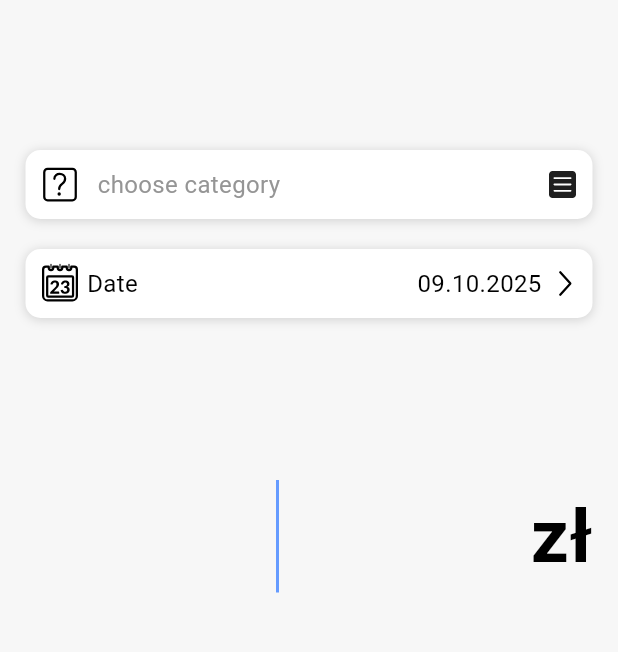
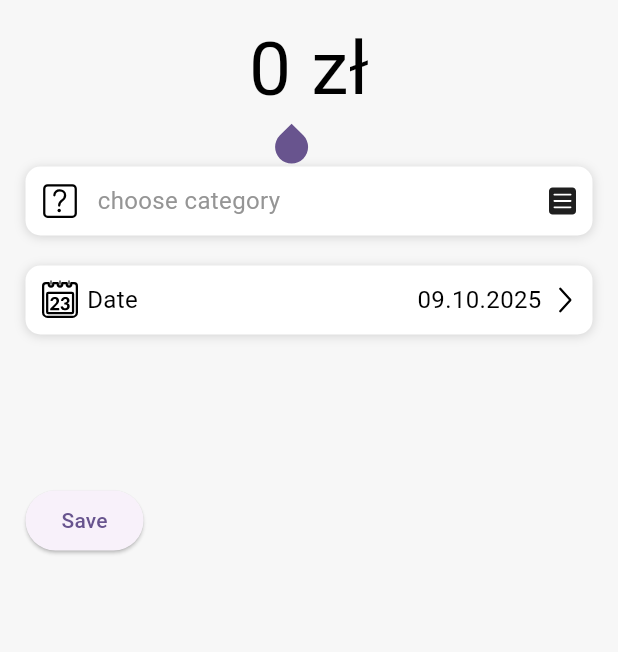
Before and after one commit to poleheshko/saveon_frontend, a Flutter app: the screen it shows after launch, on a phone screen of 412 x 824 dp, the part 84-736 px from its top. Run offline on Flutter 3.47's test engine with Material 3 defaults, Android fonts, the phone set to English and light mode, and no system bars; our stand-ins replace calendar_date_picker2, flutter_svg.

Commit message:
Finished AmountInput, + Added Callback to the ExpensePage

```diff
--- a/lib/expense_page.dart
+++ b/lib/expense_page.dart
@@ -1,6 +1,7 @@
 import 'package:flutter/cupertino.dart';
 import 'package:flutter/material.dart';
 
+import 'data/category_info.dart';
 import 'models/common/common_page.dart';
 import 'models/expense_page_models/amount_input.dart';
 import 'models/expense_page_models/date/choose_date_class.dart';
@@ -16,25 +17,47 @@ class ExpensePage extends StatefulWidget {
 }
 
 class _ExpensePageState extends State<ExpensePage> {
+  Category? selectedCategory;
+  DateTime selectedDate = DateTime.now();
+
   @override
   Widget build(BuildContext context) {
-    return CommonPage(
-      commonPageContent: [
-        SizedBox(width: double.infinity, height: 100),
+    return GestureDetector(
+      onTap: () {
+        // Zdejmij focus z dowolnego aktywnego TextFielda
+        FocusManager.instance.primaryFocus?.unfocus();
+      },
+      behavior: HitTestBehavior.translucent,
+      child: CommonPage(
+        commonPageContent: [
+          const AmountInput(),
+          const SizedBox(width: double.infinity, height: 20),
 
-        ChooseCategoryClass(),
+          ChooseCategoryClass(
+            onCategorySelected: (category) {
+              setState(() {
+                selectedCategory = category;
+              });
+            },
+          ),
+          const SizedBox(width: double.infinity, height: 20),
 
-        SizedBox(width: double.infinity, height: 20),
+          ChooseDateClass(
+            onDateSelected: (date) {
+              setState(() {
+                selectedDate = date;
+              });
+            },
+          ),
+          const SizedBox(width: double.infinity, height: 100),
 
-        ChooseDateClass(),
+          // test
+          ElevatedButton(onPressed: () {
+            print('Wybrana kategoria: ${selectedCategory?.categoryName}');
+            print('Wybrana data: ${selectedDate.toLocal()}');}, child: Text('Save'))
 
-        SizedBox(width: double.infinity, height: 100),
-
-        AmountInput(),
-
-        SizedBox(width: double.infinity, height: 100),
-
-      ],
+        ],
+      ),
     );
   }
 }
--- a/lib/models/expense_page_models/amount_input.dart
+++ b/lib/models/expense_page_models/amount_input.dart
@@ -1,5 +1,7 @@
 import 'package:flutter/cupertino.dart';
 import 'package:flutter/material.dart';
+import 'package:flutter/services.dart';
+import 'package:intl/intl.dart';
 
 class AmountInput extends StatefulWidget {
   const AmountInput({super.key});
@@ -11,47 +13,107 @@ class AmountInput extends StatefulWidget {
 class _AmountInputState extends State<AmountInput> {
   final TextEditingController _controller = TextEditingController();
   final FocusNode _focusNode = FocusNode();
+  final NumberFormat _formatter = NumberFormat('#,##0', 'en_US'); // bez .00
 
   @override
   void initState() {
     super.initState();
-    _focusNode.addListener(() {
-      setState(() {}); // odśwież UI, gdy focus się zmienia
-    });
+    _controller.text = '0';
   }
 
-  @override
-  void dispose() {
-    _controller.dispose();
-    _focusNode.dispose();
-    super.dispose();
+  String _formatInput(String input) {
+    // usuń przecinki
+    final cleaned = input.replaceAll(',', '');
+
+    // jeśli tylko ".", zostaw "0."
+    if (cleaned == '.') return '0.';
+
+    // jeśli zaczyna się od ".", dodaj "0"
+    if (cleaned.startsWith('.')) return '0$cleaned';
+
+    // jeśli kończy się na ".", zostaw kropkę
+    if (cleaned.endsWith('.')) {
+      final intPart = cleaned.substring(0, cleaned.length - 1);
+      if (intPart.isEmpty) return '0.';
+      final formattedInt = _formatter.format(int.parse(intPart));
+      return '$formattedInt.';
+    }
+
+    // jeśli liczba ma kropkę (część dziesiętną)
+    if (cleaned.contains('.')) {
+      final parts = cleaned.split('.');
+      final intPart = parts[0].isEmpty ? '0' : parts[0];
+      String decPart = parts.length > 1 ? parts[1] : '';
+
+      // 🧩 ogranicz do max 2 cyfr po przecinku
+      if (decPart.length > 2) {
+        decPart = decPart.substring(0, 2);
+      }
+
+      final formattedInt = _formatter.format(int.parse(intPart));
+      return decPart.isEmpty ? '$formattedInt.' : '$formattedInt.$decPart';
+    }
+
+    // zwykłe liczby całkowite
+    final num? parsed = num.tryParse(cleaned);
+    if (parsed == null) return input;
+    return _formatter.format(parsed);
   }
 
   @override
   Widget build(BuildContext context) {
-    return TextField(
+    return Center(
+      child: Row(
+        mainAxisAlignment: MainAxisAlignment.center,
+        children: [
+          IntrinsicWidth(
+            child: TextField(
               controller: _controller,
               focusNode: _focusNode,
-      keyboardType: TextInputType.number,
+              keyboardType:
+              const TextInputType.numberWithOptions(decimal: true),
+              inputFormatters: [
+                FilteringTextInputFormatter.allow(RegExp(r'[0-9.]')),
+              ],
+              onChanged: (value) {
+                // zapamiętaj pozycję kursora
+                final oldPos = _controller.selection.baseOffset;
+                final newText = _formatInput(value);
+
+                // tylko jeśli tekst faktycznie się zmienił
+                if (newText != value) {
+                  _controller.value = TextEditingValue(
+                    text: newText,
+                    selection: TextSelection.collapsed(
+                      offset: (oldPos + (newText.length - value.length))
+                          .clamp(0, newText.length),
+                    ),
+                  );
+                }
+              },
               textAlign: TextAlign.center,
-      textAlignVertical: TextAlignVertical.center,
-      style: TextStyle(
+              style: const TextStyle(
                 fontSize: 50,
-        fontWeight: FontWeight.w600,
+                fontWeight: FontWeight.w400,
                 color: Color(0xFF000000),
               ),
               showCursor: _focusNode.hasFocus,
-      autofocus: true, //żeby automatycznie właczało się wprowadzanie, jak wchodzisz na stronę
-      cursorColor: Color(0xFF659BFF),
+              autofocus: true,
+              cursorColor: const Color(0xFF659BFF),
               cursorWidth: 2,
-      decoration: InputDecoration(
-          border: InputBorder.none,
-          suffixText: 'zł',
-          suffixStyle: TextStyle(
+              decoration: const InputDecoration(border: InputBorder.none),
+            ),
+          ),
+          const SizedBox(width: 10),
+          const Text(
+            'zł',
+            style: TextStyle(
               fontSize: 50,
-            fontWeight: FontWeight.w600,
+              fontWeight: FontWeight.w400,
               color: Color(0xFF000000),
             ),
+          ),
+        ],
       ),
     );
   }
--- a/lib/models/expense_page_models/date/choose_date_class.dart
+++ b/lib/models/expense_page_models/date/choose_date_class.dart
@@ -6,7 +6,9 @@ import 'package:intl/intl.dart';
 import 'package:saveon_frontend/models/common/saveon_section.dart';
 
 class ChooseDateClass extends StatefulWidget {
-  const ChooseDateClass({super.key});
+  final Function(DateTime)? onDateSelected; // ✅ callback, który pózniej przekaże dane do expense page)
+
+  const ChooseDateClass({super.key, this.onDateSelected});
 
   State<ChooseDateClass> createState() => _ChooseDateClassState();
 }
@@ -33,6 +35,8 @@ class _ChooseDateClassState extends State<ChooseDateClass> {
       SaveOnSectionContent: [
         GestureDetector(
           onTap: () {
+            FocusManager.instance.primaryFocus?.unfocus();
+
             setState(() {
               showCalendar = !showCalendar;
             });
@@ -104,6 +108,8 @@ class _ChooseDateClassState extends State<ChooseDateClass> {
                         selectedDate = dates.first ?? DateTime.now();
                         showCalendar = !showCalendar;
                       });
+
+                      widget.onDateSelected?.call(selectedDate); // wywołuję callback z wybraną datą
                     },
                   )
                 ),
--- a/lib/models/expense_page_models/expense_categories/choose_category_class.dart
+++ b/lib/models/expense_page_models/expense_categories/choose_category_class.dart
@@ -7,7 +7,9 @@ import 'category_label_prefab.dart';
 import 'category_row_prefab.dart';
 
 class ChooseCategoryClass extends StatefulWidget {
-  const ChooseCategoryClass({super.key});
+  final Function(Category)? onCategorySelected; // ✅ callback, który pózniej przekaże dane do expense page
+
+  const ChooseCategoryClass({super.key, this.onCategorySelected});
 
   State<ChooseCategoryClass> createState() => _ChooseCategoryClassState();
 }
@@ -27,6 +29,8 @@ class _ChooseCategoryClassState extends State<ChooseCategoryClass> {
       SaveOnSectionContent: [
         GestureDetector(
           onTap: () {
+            FocusManager.instance.primaryFocus?.unfocus();
+
             setState(() {
               showCategories = !showCategories;
             });
@@ -91,6 +95,8 @@ class _ChooseCategoryClassState extends State<ChooseCategoryClass> {
                   showCategories = !showCategories;
                   selectedCategory = category;
                 });
+
+                widget.onCategorySelected?.call(category); // wywołuję callback z wybraną kategorią
               },
               child: Column(
                 children: [
```
Lines whose indentation alone changed are shown as unchanged.
